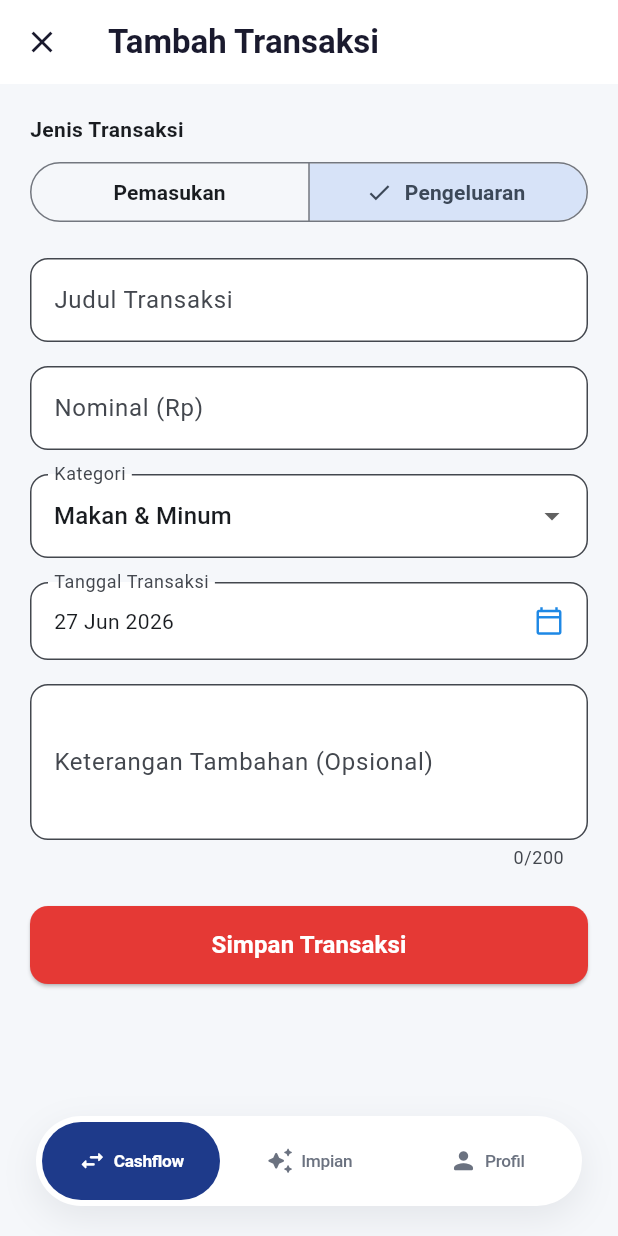
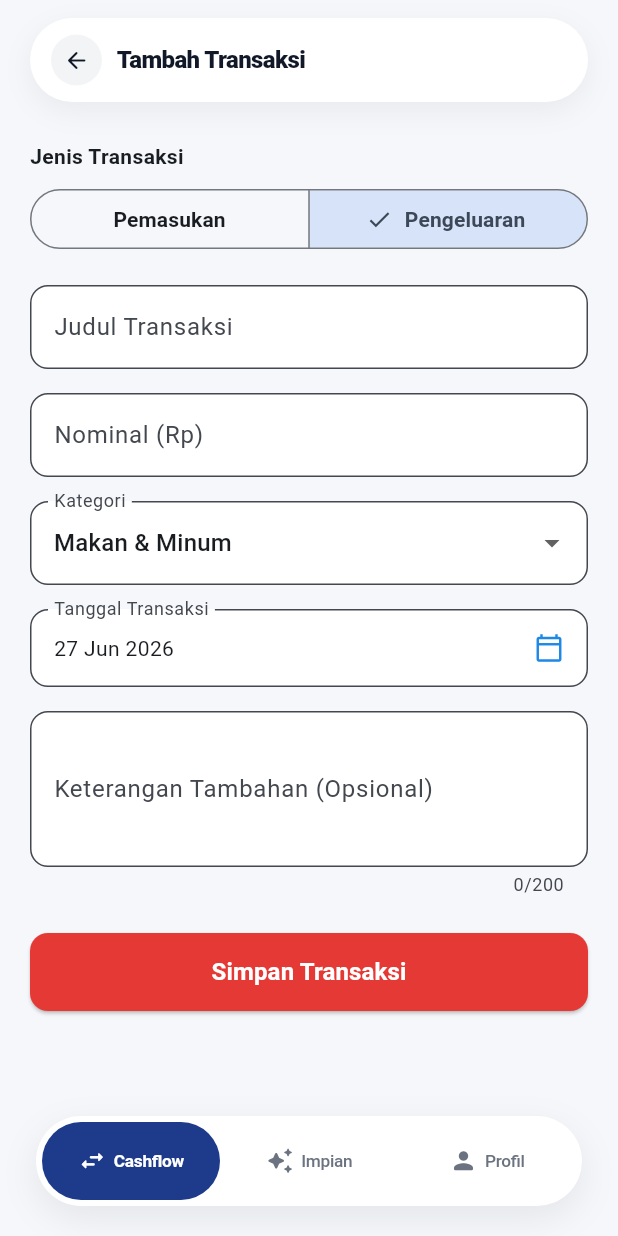
Before and after one commit to ardhikaxx/mysaku-app, a Flutter app: the screen it shows once a user with an empty profile is signed in, after a tap on the "visibility" icon, after a tap on the "add" icon, on a phone screen of 412 x 824 dp. Run offline on Flutter 3.47's test engine with Material 3 defaults, Android fonts, the phone set to English and light mode, and no system bars; our stand-ins replace cloud_firestore, firebase_auth, firebase_core, flutter_riverpod, go_router, google_sign_in; accounts and stored records are empty; network calls fail.

Commit message:
feat(ui): implement universal floating capsule headers across all screens

```diff
--- a/lib/presentation/cashflow/add_transaction_screen.dart
+++ b/lib/presentation/cashflow/add_transaction_screen.dart
@@ -9,6 +9,7 @@ import '../../data/models/transaction_model.dart';
 import '../../providers/auth_provider.dart';
 import '../../providers/transaction_provider.dart';
 import '../../providers/user_provider.dart';
+import '../home/widgets/floating_capsule_app_bar.dart';
 
 class AddTransactionScreen extends ConsumerStatefulWidget {
   const AddTransactionScreen({super.key});
@@ -119,15 +120,10 @@ class _AddTransactionScreenState extends ConsumerState<AddTransactionScreen> {
 
     return Scaffold(
       backgroundColor: AppColors.backgroundLight,
-      appBar: AppBar(
-        title: const Text(AppStrings.addTransaction,
-            style: TextStyle(
-                color: AppColors.textPrimary, fontWeight: FontWeight.bold)),
-        backgroundColor: AppColors.surfaceWhite,
-        elevation: 0,
-        leading: IconButton(
-            icon: const Icon(Icons.close, color: AppColors.textPrimary),
-            onPressed: () => context.pop()),
+      appBar: FloatingCapsuleAppBar(
+        title: AppStrings.addTransaction,
+        showBack: true,
+        onLeadingTap: () => context.pop(),
       ),
       body: SingleChildScrollView(
         padding: const EdgeInsets.all(20),
--- a/lib/presentation/cashflow/cashflow_screen.dart
+++ b/lib/presentation/cashflow/cashflow_screen.dart
@@ -5,6 +5,7 @@ import '../../core/constants/app_colors.dart';
 import '../../core/constants/app_strings.dart';
 import '../../core/extensions/currency_extension.dart';
 import '../../providers/transaction_provider.dart';
+import '../home/widgets/floating_capsule_app_bar.dart';
 import 'widgets/balance_card.dart';
 import 'widgets/summary_card.dart';
 import 'widgets/transaction_list.dart';
@@ -24,48 +25,19 @@ class CashflowScreen extends ConsumerWidget {
 
     return Scaffold(
       backgroundColor: AppColors.backgroundLight,
-      appBar: AppBar(
-        title: Row(
-          children: [
-            Container(
-              padding: const EdgeInsets.all(7),
-              decoration: BoxDecoration(
-                gradient: const LinearGradient(
-                  colors: [Color(0xFF1E3A8A), Color(0xFF1E88E5)],
-                ),
-                borderRadius: BorderRadius.circular(10),
-              ),
-              child: const Icon(Icons.account_balance_wallet,
-                  color: Colors.white, size: 18),
-            ),
-            const SizedBox(width: 10),
-            const Text(
-              AppStrings.appName,
-              style: TextStyle(
-                fontWeight: FontWeight.w800,
-                fontSize: 18,
-                letterSpacing: -0.5,
-                color: AppColors.textPrimary,
-              ),
-            ),
-          ],
-        ),
-        backgroundColor: AppColors.surfaceWhite,
-        elevation: 0,
-        actions: [
-          Container(
-            margin: const EdgeInsets.only(right: 12),
-            decoration: BoxDecoration(
-              color: AppColors.backgroundLight,
+      appBar: FloatingCapsuleAppBar(
+        title: AppStrings.appName,
+        trailing: Container(
+          decoration: const BoxDecoration(
+            color: Color(0xFFF3F4F6),
             shape: BoxShape.circle,
           ),
           child: IconButton(
             icon: const Icon(Icons.notifications_outlined,
-                  color: AppColors.textPrimary, size: 22),
+                color: Color(0xFF111827), size: 20),
             onPressed: () {},
           ),
         ),
-        ],
       ),
       body: SingleChildScrollView(
         padding: const EdgeInsets.fromLTRB(16, 16, 16, 100),
--- /dev/null
+++ b/lib/presentation/home/widgets/floating_capsule_app_bar.dart
@@ -0,0 +1,94 @@
+import 'package:flutter/material.dart';
+
+class FloatingCapsuleAppBar extends StatelessWidget implements PreferredSizeWidget {
+  final String title;
+  final IconData? leadingIcon;
+  final VoidCallback? onLeadingTap;
+  final bool showBack;
+  final Widget? trailing;
+
+  const FloatingCapsuleAppBar({
+    super.key,
+    required this.title,
+    this.leadingIcon,
+    this.onLeadingTap,
+    this.showBack = false,
+    this.trailing,
+  });
+
+  @override
+  Size get preferredSize => const Size.fromHeight(74);
+
+  @override
+  Widget build(BuildContext context) {
+    return SafeArea(
+      bottom: false,
+      child: Padding(
+        padding: const EdgeInsets.only(left: 20, right: 20, top: 12, bottom: 6),
+        child: Container(
+          height: 56,
+          padding: const EdgeInsets.symmetric(horizontal: 14),
+          decoration: BoxDecoration(
+            color: Colors.white,
+            borderRadius: BorderRadius.circular(28),
+            boxShadow: [
+              BoxShadow(
+                color: const Color(0xFF0F172A).withOpacity(0.06),
+                blurRadius: 16,
+                offset: const Offset(0, 6),
+              ),
+            ],
+          ),
+          child: Row(
+            children: [
+              if (showBack)
+                GestureDetector(
+                  onTap: onLeadingTap ?? () => Navigator.of(context).pop(),
+                  child: Container(
+                    padding: const EdgeInsets.all(8),
+                    margin: const EdgeInsets.only(right: 10),
+                    decoration: const BoxDecoration(
+                      color: Color(0xFFF3F4F6),
+                      shape: BoxShape.circle,
+                    ),
+                    child: const Icon(Icons.arrow_back_rounded,
+                        color: Color(0xFF111827), size: 18),
+                  ),
+                )
+              else
+                Container(
+                  padding: const EdgeInsets.all(7),
+                  margin: const EdgeInsets.only(right: 10),
+                  decoration: BoxDecoration(
+                    gradient: const LinearGradient(
+                      colors: [Color(0xFF1E3A8A), Color(0xFF1E88E5)],
+                    ),
+                    borderRadius: BorderRadius.circular(10),
+                  ),
+                  child: Icon(
+                    leadingIcon ?? Icons.account_balance_wallet_rounded,
+                    color: Colors.white,
+                    size: 16,
+                  ),
+                ),
+              Expanded(
+                child: Text(
+                  title,
+                  style: const TextStyle(
+                    fontWeight: FontWeight.w800,
+                    fontSize: 16,
+                    letterSpacing: -0.4,
+                    color: Color(0xFF111827),
+                  ),
+                  maxLines: 1,
+                  overflow: TextOverflow.ellipsis,
+                ),
+              ),
+              if (trailing != null) trailing!,
+            ],
+          ),
+        ),
+      ),
+    );
+  }
+}
```
Also changed, not shown: lib/presentation/cashflow/edit_transaction_screen.dart (+9 -14 lines), lib/presentation/cashflow/transaction_detail_screen.dart (+9 -16 lines), lib/presentation/dreams/add_dream_screen.dart (+5 -9 lines), lib/presentation/dreams/dreams_screen.dart (+4 -6 lines), lib/presentation/dreams/edit_dream_screen.dart (+9 -14 lines), lib/presentation/profile/invite_member_screen.dart (+5 -9 lines), lib/presentation/profile/manage_members_screen.dart (+5 -9 lines), lib/presentation/profile/profile_screen.dart (+4 -6 lines). Lines whose indentation alone changed are shown as unchanged.
